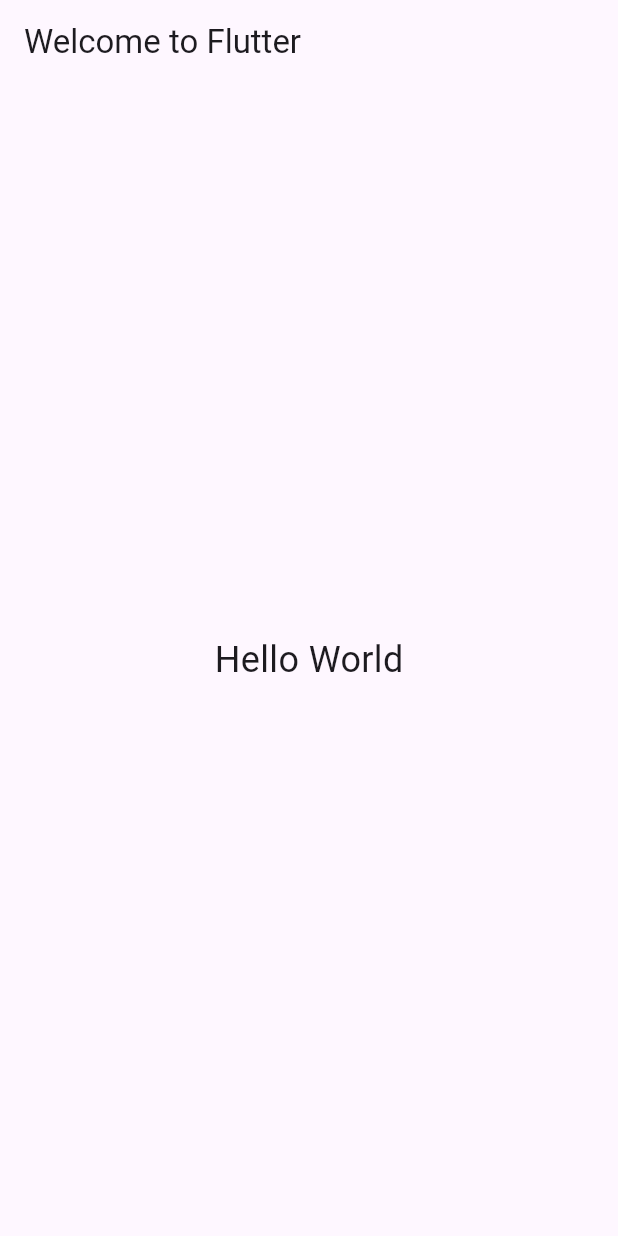
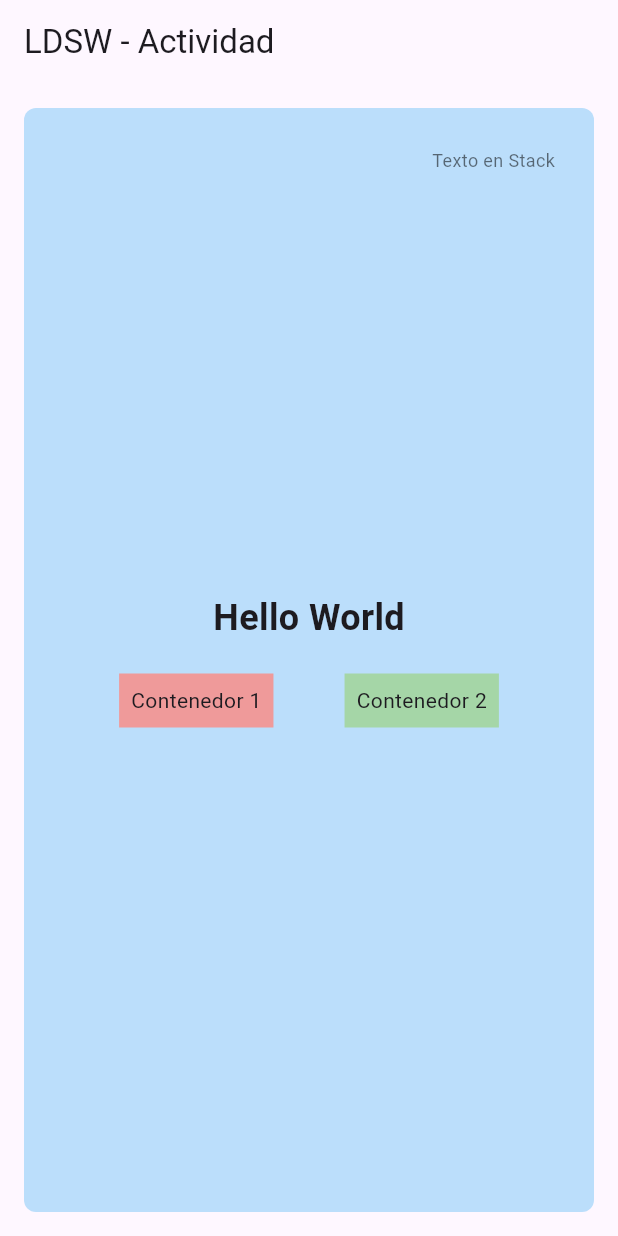
Before and after one commit to CarlosCamposRodriguez99/flutter_application_1, a Flutter app: the screen it shows after launch, on a phone screen of 412 x 824 dp. Run offline on Flutter 3.47's test engine with Material 3 defaults, Android fonts, the phone set to English and light mode, and no system bars.

Commit message:
02-04-25

```diff
--- a/lib/main.dart
+++ b/lib/main.dart
@@ -8,15 +8,65 @@ class MyApp extends StatelessWidget {
   @override
   Widget build(BuildContext context) {
     return MaterialApp(
-      title: 'Welcome to Flutter',
+      title: 'LDSW - Actividad Widgets',
       home: Scaffold(
         appBar: AppBar(
-          title: Text('Welcome to Flutter'),
+          title: Text('LDSW - Actividad'),
         ),
         body: Center(
-          child: Text(
-            'Hello World',
-            style: TextStyle(fontSize: 24),
+          // Container para aplicar márgenes, padding y decoración
+          child: Container(
+            margin: EdgeInsets.all(16.0),
+            padding: EdgeInsets.all(16.0),
+            decoration: BoxDecoration(
+              color: Colors.blue[100],
+              borderRadius: BorderRadius.circular(8.0),
+            ),
+            // Stack permite superponer widgets
+            child: Stack(
+              alignment: Alignment.center,
+              children: <Widget>[
+                // Posicionamos un Text en la esquina superior derecha
+                Positioned(
+                  top: 10,
+                  right: 10,
+                  child: Text(
+                    'Texto en Stack',
+                    style: TextStyle(fontSize: 12, color: Colors.black54),
+                  ),
+                ),
+                // Column organiza los widgets de manera vertical
+                Column(
+                  mainAxisAlignment: MainAxisAlignment.center,
+                  children: <Widget>[
+                    // Widget Text principal
+                    Text(
+                      'Hello World',
+                      style: TextStyle(fontSize: 24, fontWeight: FontWeight.bold),
+                    ),
+                    SizedBox(height: 20),
+                    // Row organiza widgets horizontalmente
+                    Row(
+                      mainAxisAlignment: MainAxisAlignment.spaceEvenly,
+                      children: <Widget>[
+                        // Container 1 dentro de la Row
+                        Container(
+                          padding: EdgeInsets.all(8.0),
+                          color: Colors.red[200],
+                          child: Text('Contenedor 1'),
+                        ),
+                        // Container 2 dentro de la Row
+                        Container(
+                          padding: EdgeInsets.all(8.0),
+                          color: Colors.green[200],
+                          child: Text('Contenedor 2'),
+                        ),
+                      ],
+                    ),
+                  ],
+                ),
+              ],
+            ),
           ),
         ),
       ),
```
Also changed, not shown: 15 other files.
